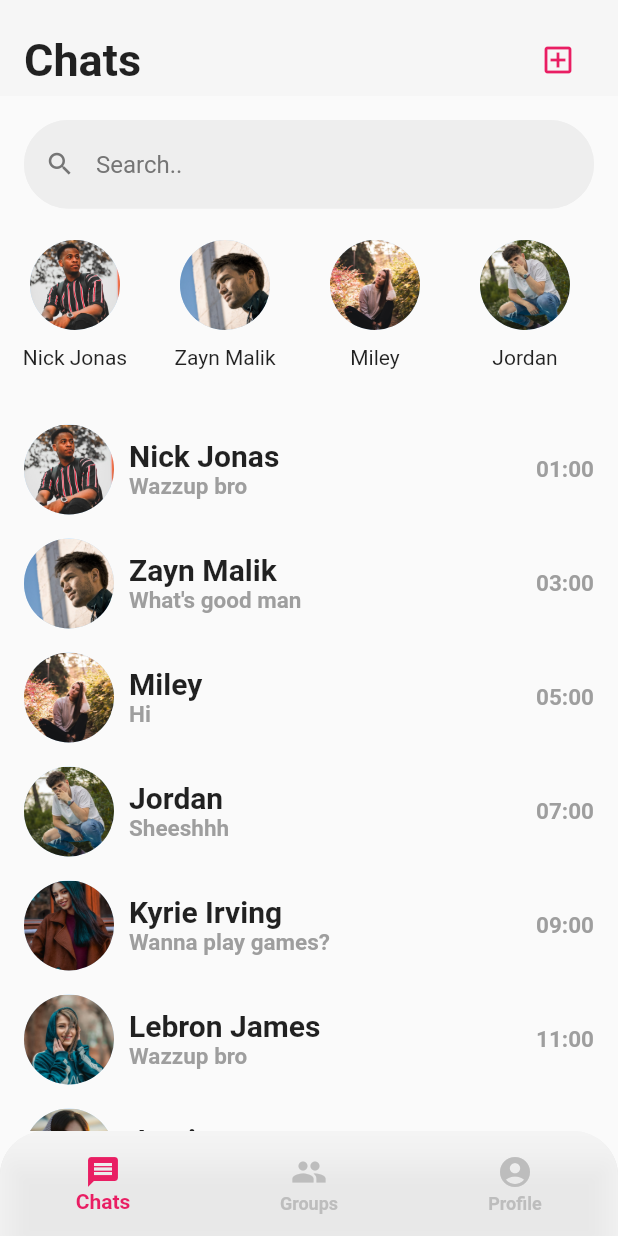
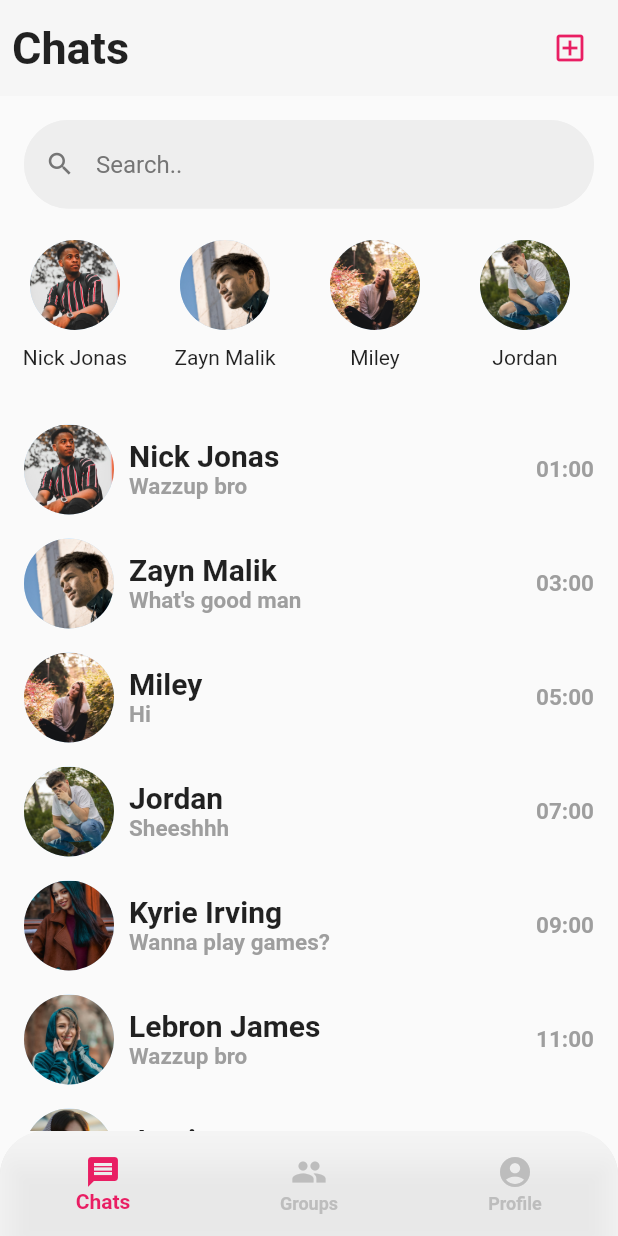
Before and after one commit to trongduc1509/chatapp, a Flutter app: the screen it shows after launch, on a phone screen of 412 x 824 dp. Run offline on Flutter 3.47's test engine with Material 2 defaults, Android fonts, the phone set to English and light mode, and no system bars; our stand-ins replace firebase_core, google_fonts; accounts and stored records are empty.

```diff
--- /dev/null
+++ b/lib/models/model.dart
@@ -0,0 +1,2 @@
+export './chat_user.dart';
+export './message.dart';
--- /dev/null
+++ b/lib/screens/chat_list_screen.dart
@@ -0,0 +1,98 @@
+import 'package:flutter/material.dart';
+import '../components/component.dart';
+import '../models/model.dart';
+
+class ChatListScreen extends StatelessWidget {
+  const ChatListScreen({
+    Key? key,
+    required this.tempList,
+  }) : super(key: key);
+
+  final List<ChatUser> tempList;
+
+  @override
+  Widget build(BuildContext context) {
+    return SafeArea(
+      child: Column(crossAxisAlignment: CrossAxisAlignment.start, children: [
+        Theme(
+          data: ThemeData(
+            splashColor: Colors.transparent,
+            highlightColor: Colors.transparent,
+          ),
+          child: Container(
+            color: Colors.grey.shade100.withOpacity(0.8),
+            child: Padding(
+              padding: const EdgeInsets.all(8),
+              child: Row(
+                mainAxisAlignment: MainAxisAlignment.spaceBetween,
+                children: [
+                  const Text(
+                    'Chats',
+                    style: TextStyle(fontSize: 30, fontWeight: FontWeight.bold),
+                  ),
+                  IconButton(
+                      splashColor: Colors.transparent,
+                      highlightColor: Colors.transparent,
+                      color: Colors.pink,
+                      onPressed: () {},
+                      icon: const Icon(Icons.add_box_outlined))
+                ],
+              ),
+            ),
+          ),
+        ),
+        Expanded(
+          child: SingleChildScrollView(
+              physics: const BouncingScrollPhysics(),
+              child: Column(
+                children: [
+                  Padding(
+                      padding: const EdgeInsets.all(16.0),
+                      child: TextField(
+                        decoration: InputDecoration(
+                          hintText: 'Search..',
+                          hintStyle: TextStyle(
+                            color: Colors.grey.shade600,
+                          ),
+                          prefixIcon: Icon(
+                            Icons.search,
+                            size: 20.0,
+                            color: Colors.grey.shade600,
+                          ),
+                          filled: true,
+                          fillColor: Colors.grey.shade200,
+                          enabledBorder: OutlineInputBorder(
+                            borderRadius: BorderRadius.circular(30.0),
+                            borderSide: BorderSide(color: Colors.grey.shade200),
+                          ),
+                        ),
+                      )),
+                  SizedBox(
+                    height: 120,
+                    child: ListView.builder(
+                      scrollDirection: Axis.horizontal,
+                      itemCount: tempList.length,
+                      shrinkWrap: true,
+                      itemBuilder: (context, index) => RecentChatItem(
+                          image: tempList[index].avatar,
+                          name: tempList[index].name),
+                    ),
+                  ),
+                  ListView.builder(
+                    itemCount: tempList.length,
+                    shrinkWrap: true,
+                    physics: const NeverScrollableScrollPhysics(),
+                    itemBuilder: (context, index) => ChatUserItem(
+                        image: tempList[index].avatar,
+                        name: tempList[index].name,
+                        content: tempList[index].content,
+                        time: tempList[index].time,
+                        isRead: true),
+                  ),
+                ],
+              )),
+        ),
+      ]),
+    );
+  }
+}
--- a/lib/screens/home_screen.dart
+++ b/lib/screens/home_screen.dart
@@ -1,4 +1,4 @@
-import 'package:chatapp/components/component.dart';
+import './screen.dart';
 import 'package:chatapp/models/chat_user.dart';
 import 'package:flutter/material.dart';
 
@@ -55,89 +55,13 @@ class _HomeScreenState extends State<HomeScreen> {
         time: '15:00'),
   ];
 
+  final screens = [];
+
   @override
   Widget build(BuildContext context) {
     return Scaffold(
         extendBody: true,
-        body: SafeArea(
-          child:
-              Column(crossAxisAlignment: CrossAxisAlignment.start, children: [
-            Container(
-              color: Colors.grey.shade100.withOpacity(0.8),
-              child: Padding(
-                padding: const EdgeInsets.only(top: 16, right: 16, left: 16),
-                child: Row(
-                  mainAxisAlignment: MainAxisAlignment.spaceBetween,
-                  children: [
-                    const Text(
-                      'Chats',
-                      style:
-                          TextStyle(fontSize: 30, fontWeight: FontWeight.bold),
-                    ),
-                    IconButton(
-                        splashColor: Colors.transparent,
-                        highlightColor: Colors.transparent,
-                        color: Colors.pink,
-                        onPressed: () {},
-                        icon: const Icon(Icons.add_box_outlined))
-                  ],
-                ),
-              ),
-            ),
-            Expanded(
-              child: SingleChildScrollView(
-                  physics: const BouncingScrollPhysics(),
-                  child: Column(
-                    children: [
-                      Padding(
-                          padding: const EdgeInsets.all(16.0),
-                          child: TextField(
-                            decoration: InputDecoration(
-                              hintText: 'Search..',
-                              hintStyle: TextStyle(
-                                color: Colors.grey.shade600,
-                              ),
-                              prefixIcon: Icon(
-                                Icons.search,
-                                size: 20.0,
-                                color: Colors.grey.shade600,
-                              ),
-                              filled: true,
-                              fillColor: Colors.grey.shade200,
-                              enabledBorder: OutlineInputBorder(
-                                borderRadius: BorderRadius.circular(30.0),
-                                borderSide:
-                                    BorderSide(color: Colors.grey.shade200),
-                              ),
-                            ),
-                          )),
-                      SizedBox(
-                        height: 120,
-                        child: ListView.builder(
-                          scrollDirection: Axis.horizontal,
-                          itemCount: tempList.length,
-                          shrinkWrap: true,
-                          itemBuilder: (context, index) => RecentChatItem(
-                              image: tempList[index].avatar,
-                              name: tempList[index].name),
-                        ),
-                      ),
-                      ListView.builder(
-                        itemCount: tempList.length,
-                        shrinkWrap: true,
-                        physics: const NeverScrollableScrollPhysics(),
-                        itemBuilder: (context, index) => ChatUserItem(
-                            image: tempList[index].avatar,
-                            name: tempList[index].name,
-                            content: tempList[index].content,
-                            time: tempList[index].time,
-                            isRead: true),
-                      ),
-                    ],
-                  )),
-            ),
-          ]),
-        ),
+        body: ChatListScreen(tempList: tempList),
         bottomNavigationBar: SizedBox(
           height: 70,
           child: ClipRRect(
--- a/lib/screens/screen.dart
+++ b/lib/screens/screen.dart
@@ -1,3 +1,4 @@
-export 'home_page_practice_UI.dart';
+export './home_page_practice_UI.dart';
 export './home_screen.dart';
 export './loading_screen.dart';
+export './chat_list_screen.dart';
```
